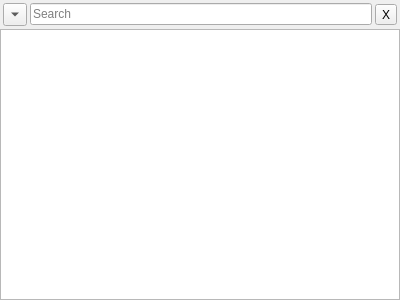
Old version of the form client/src/ui/widgets/resource_tree_widget.ui in the repository networkoptix/nx_open.
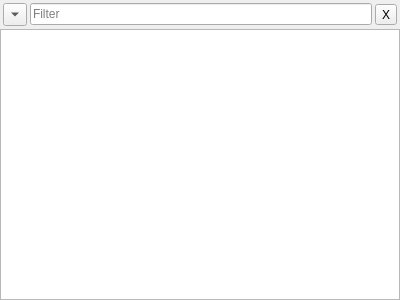
New version of the form. Custom widgets are drawn as their Qt base class.

Commit message:
Filter frame in resource tree widget
<==== Mercurial data ====>
Branch: master

The edit to the form file:
```diff
--- a/client/src/ui/widgets/resource_tree_widget.ui
+++ b/client/src/ui/widgets/resource_tree_widget.ui
@@ -39,7 +39,7 @@
       <item>
        <widget class="QLineEdit" name="filterLineEdit">
         <property name="placeholderText">
-         <string>Search</string>
+         <string>Filter</string>
         </property>
        </widget>
       </item>
```
The commit also changes 6 other files.
